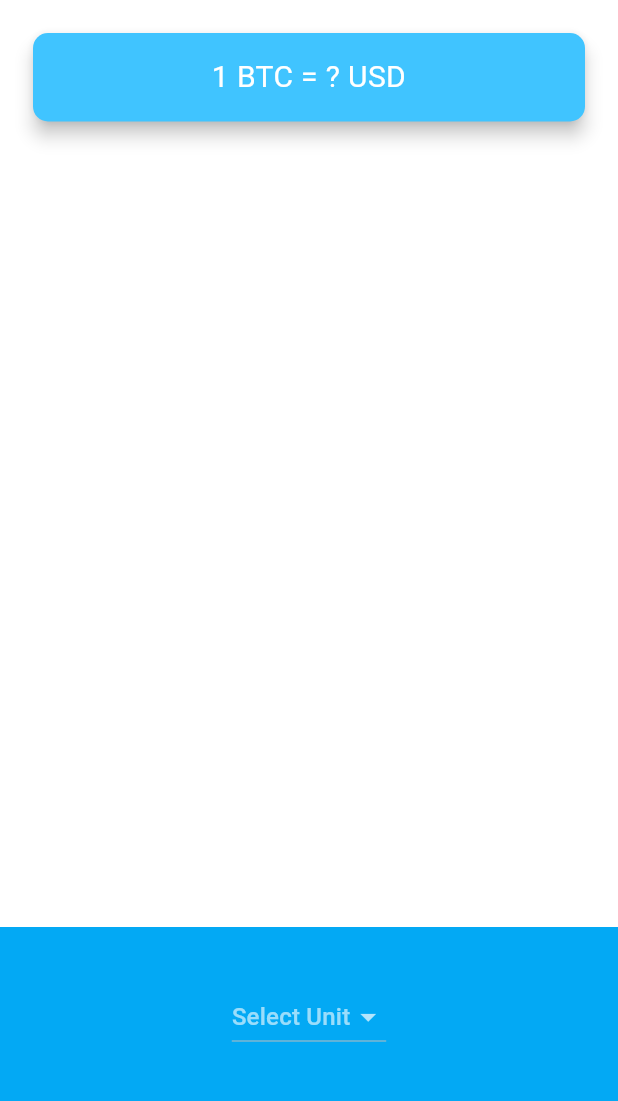
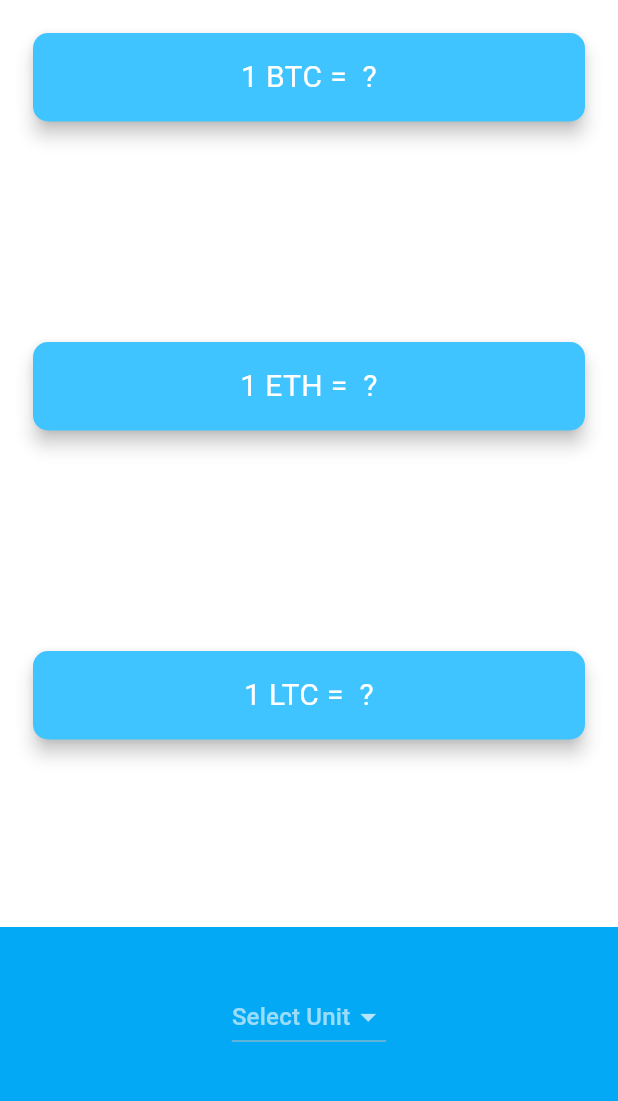
Before and after one commit to CodeWithIsmail/App-Development, a Flutter app: the screen it shows after launch, on a phone screen of 412 x 824 dp, the part 84-1185 px from its top. Run offline on Flutter 3.47's test engine with Material 3 defaults, Android fonts, the light colour scheme and no system bars; our stand-ins replace audioplayers, fl_chart, flutter_spinkit, flutter_svg, fluttertoast, font_awesome_flutter and 2 more; project files that could hold a hidden picture were left out.

Commit message:
bitcoin ticker completed

```diff
--- /dev/null
+++ b/Bitcoin_Ticker/bitcoin_ticker/lib/CurrencyCard.dart
@@ -0,0 +1,34 @@
+import 'package:flutter/material.dart';
+
+class CurrencyCard extends StatelessWidget {
+  String rate;
+  String currency;
+  String base;
+
+  CurrencyCard(this.rate, this.currency, this.base);
+
+  @override
+  Widget build(BuildContext context) {
+    return Padding(
+      padding: EdgeInsets.fromLTRB(18.0, 18.0, 18.0, 0),
+      child: Card(
+        color: Colors.lightBlueAccent,
+        elevation: 5.0,
+        shape: RoundedRectangleBorder(
+          borderRadius: BorderRadius.circular(10.0),
+        ),
+        child: Padding(
+          padding: EdgeInsets.symmetric(vertical: 15.0, horizontal: 28.0),
+          child: Text(
+            '1 $base = $rate $currency',
+            textAlign: TextAlign.center,
+            style: TextStyle(
+              fontSize: 20.0,
+              color: Colors.white,
+            ),
+          ),
+        ),
+      ),
+    );
+  }
+}
--- a/Bitcoin_Ticker/bitcoin_ticker/lib/coin_data.dart
+++ b/Bitcoin_Ticker/bitcoin_ticker/lib/coin_data.dart
@@ -1,3 +1,11 @@
+import 'dart:convert';
+
+import 'package:http/http.dart' as http;
+import 'package:flutter/material.dart';
+
+const apikey = 'D7601D2B-99A2-40C4-9E1E-D2979E65F394';
+const mainurl = 'https://rest.coinapi.io/v1/exchangerate';
+
 const List<String> currenciesList = [
   'AUD',
   'BRL',
@@ -28,4 +36,15 @@ const List<String> cryptoList = [
   'LTC',
 ];
 
-class CoinData {}
+class CoinData {
+  CoinData();
+
+  Future<double> getConvert(String currency, String base) async {
+    String url = '$mainurl/$base/$currency?apikey=$apikey';
+    http.Response response = await http.get(Uri.parse(url));
+    var decoded = jsonDecode(response.body);
+    double rate = decoded['rate'];
+    print(rate);
+    return rate;
+  }
+}
--- a/Bitcoin_Ticker/bitcoin_ticker/lib/constants.dart
+++ /dev/null
@@ -1 +0,0 @@
-import 'package:flutter/material.dart';
--- a/Bitcoin_Ticker/bitcoin_ticker/lib/price_screen.dart
+++ b/Bitcoin_Ticker/bitcoin_ticker/lib/price_screen.dart
@@ -4,6 +4,7 @@ import 'package:flutter/cupertino.dart';
 import 'package:flutter/material.dart';
 import 'coin_data.dart';
 import 'dart:io' show Platform;
+import 'package:bitcoin_ticker/CurrencyCard.dart';
 
 class PriceScreen extends StatefulWidget {
   @override
@@ -12,6 +13,23 @@ class PriceScreen extends StatefulWidget {
 
 class _PriceScreenState extends State<PriceScreen> {
   String bitSelected = "Select Unit";
+  String rate1 = ' ? ';
+  String rate2 = ' ? ';
+  String rate3 = ' ? ';
+  String currency = ' ';
+
+  void updateUI(String value) async {
+    double rt1 = await CoinData().getConvert(value, 'BTC');
+    double rt2 = await CoinData().getConvert(value, 'ETH');
+    double rt3 = await CoinData().getConvert(value, 'LTC');
+    setState(() {
+      bitSelected = value;
+      rate1 = rt1.toStringAsFixed(3);
+      rate2 = rt2.toStringAsFixed(3);
+      rate3 = rt3.toStringAsFixed(3);
+      currency = bitSelected;
+    });
+  }
 
   DropdownButton AndroidDropDown() {
     List<DropdownMenuItem<String>> allCurrency = [];
@@ -28,11 +46,8 @@ class _PriceScreenState extends State<PriceScreen> {
     return DropdownButton(
       hint: Text(bitSelected),
       items: allCurrency,
-      onChanged: (value) {
-        setState(() {
-          bitSelected = value!;
-          print(bitSelected);
-        });
+      onChanged: (value) async {
+        updateUI(value);
       },
     );
   }
@@ -47,8 +62,8 @@ class _PriceScreenState extends State<PriceScreen> {
     }
     return CupertinoPicker(
       itemExtent: 35,
-      onSelectedItemChanged: (value) {
-        print(currenciesList[value]);
+      onSelectedItemChanged: (value) async {
+        updateUI(currenciesList[value]);
       },
       children: allCurrency,
     );
@@ -64,27 +79,9 @@ class _PriceScreenState extends State<PriceScreen> {
         mainAxisAlignment: MainAxisAlignment.spaceBetween,
         crossAxisAlignment: CrossAxisAlignment.stretch,
         children: <Widget>[
-          Padding(
-            padding: EdgeInsets.fromLTRB(18.0, 18.0, 18.0, 0),
-            child: Card(
-              color: Colors.lightBlueAccent,
-              elevation: 5.0,
-              shape: RoundedRectangleBorder(
-                borderRadius: BorderRadius.circular(10.0),
-              ),
-              child: Padding(
-                padding: EdgeInsets.symmetric(vertical: 15.0, horizontal: 28.0),
-                child: Text(
-                  '1 BTC = ? USD',
-                  textAlign: TextAlign.center,
-                  style: TextStyle(
-                    fontSize: 20.0,
-                    color: Colors.white,
-                  ),
-                ),
-              ),
-            ),
-          ),
+          CurrencyCard(rate1, currency, 'BTC'),
+          CurrencyCard(rate2, currency, 'ETH'),
+          CurrencyCard(rate3, currency, 'LTC'),
           Container(
             height: 150.0,
             alignment: Alignment.center,
--- a/Bitcoin_Ticker/bitcoin_ticker/pubspec.yaml
+++ b/Bitcoin_Ticker/bitcoin_ticker/pubspec.yaml
@@ -30,6 +30,7 @@ environment:
 dependencies:
   flutter:
     sdk: flutter
+  http: ^1.2.1
 
 
   # The following adds the Cupertino Icons font to your application.
```
Also changed, not shown: Bitcoin_Ticker/bitcoin_ticker/pubspec.lock.
